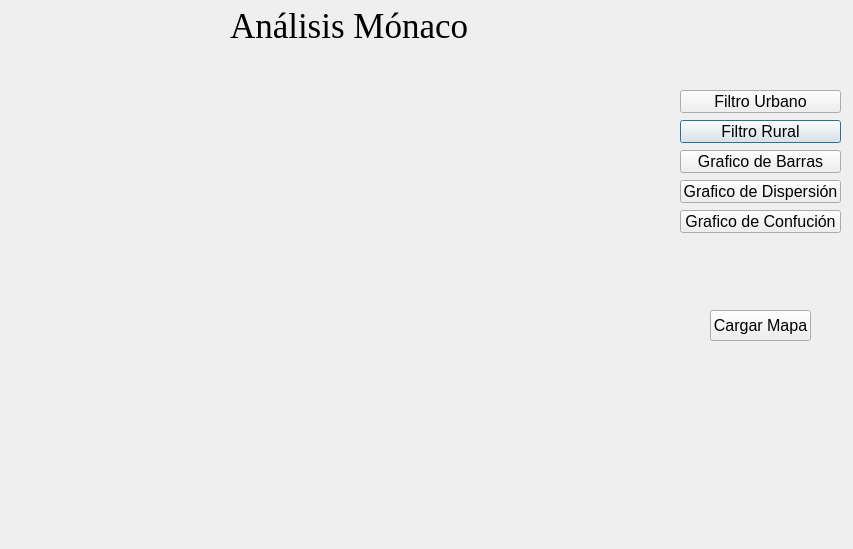
This is ui/interfaceGUI.ui in DEGED/Monaco as Qt 5 draws it before an edit. The edited form follows.
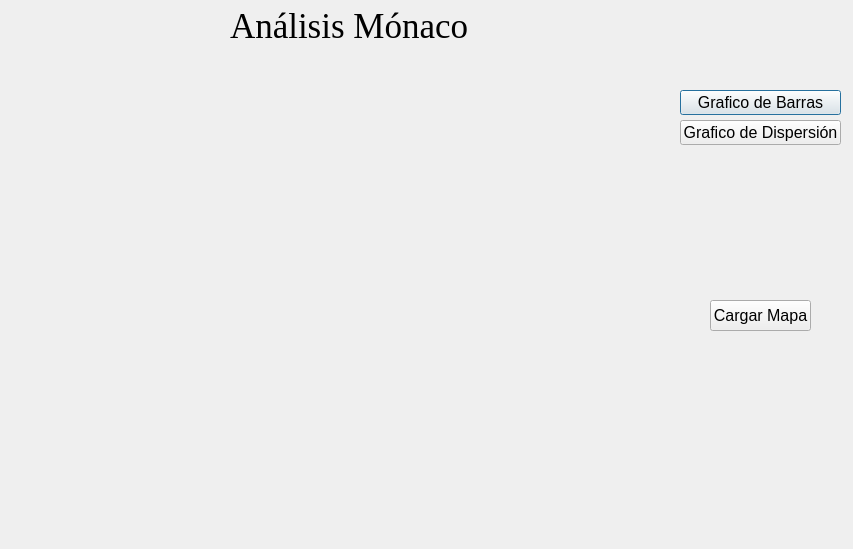
This is the edited form. Icons and pictures are not drawn.

Commit message: Eliminated some buttons

```diff
--- a/ui/interfaceGUI.ui
+++ b/ui/interfaceGUI.ui
@@ -20,49 +20,13 @@
   <property name="windowOpacity">
    <double>1.000000000000000</double>
   </property>
-  <widget class="QPushButton" name="filtroRural">
-   <property name="geometry">
-    <rect>
-     <x>680</x>
-     <y>120</y>
-     <width>161</width>
-     <height>23</height>
-    </rect>
-   </property>
-   <property name="font">
-    <font>
-     <pointsize>12</pointsize>
-    </font>
-   </property>
-   <property name="text">
-    <string>Filtro Rural</string>
-   </property>
-  </widget>
-  <widget class="QPushButton" name="filtroUrbano">
-   <property name="geometry">
-    <rect>
-     <x>680</x>
-     <y>90</y>
-     <width>161</width>
-     <height>23</height>
-    </rect>
-   </property>
-   <property name="font">
-    <font>
-     <pointsize>12</pointsize>
-    </font>
-   </property>
-   <property name="text">
-    <string>Filtro Urbano</string>
-   </property>
-  </widget>
   <widget class="QPushButton" name="graficoDeBarras">
    <property name="geometry">
     <rect>
      <x>680</x>
-     <y>150</y>
+     <y>90</y>
      <width>161</width>
-     <height>23</height>
+     <height>25</height>
     </rect>
    </property>
    <property name="font">
@@ -78,9 +42,9 @@
    <property name="geometry">
     <rect>
      <x>680</x>
-     <y>180</y>
+     <y>120</y>
      <width>161</width>
-     <height>23</height>
+     <height>25</height>
     </rect>
    </property>
    <property name="font">
@@ -96,7 +60,7 @@
    <property name="geometry">
     <rect>
      <x>710</x>
-     <y>310</y>
+     <y>300</y>
      <width>101</width>
      <height>31</height>
     </rect>
@@ -110,24 +74,6 @@
     <string>Cargar Mapa</string>
    </property>
   </widget>
-  <widget class="QPushButton" name="graficoDeConfucion">
-   <property name="geometry">
-    <rect>
-     <x>680</x>
-     <y>210</y>
-     <width>161</width>
-     <height>23</height>
-    </rect>
-   </property>
-   <property name="font">
-    <font>
-     <pointsize>12</pointsize>
-    </font>
-   </property>
-   <property name="text">
-    <string>Grafico de Confución</string>
-   </property>
-  </widget>
   <widget class="QLabel" name="title">
    <property name="geometry">
     <rect>
```
Left out of the diff: 2 changed lines with no effect on the pictures. The commit also changes 5 other files.
